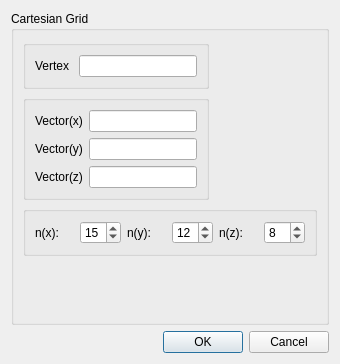
Above: src/HEXABLOCKGUI/MakeCartesian_QTD.ui from SalomePlatform/hexablock before the change. Below: the same form after it.
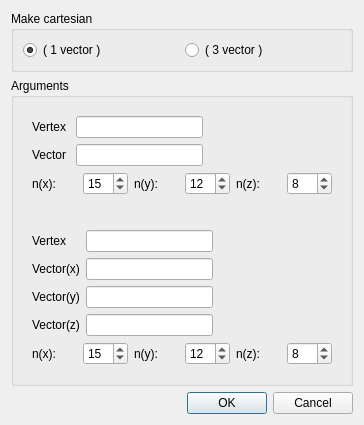
That is the form after the change.

The edit to the form file:
```diff
--- a/src/HEXABLOCKGUI/MakeCartesian_QTD.ui
+++ b/src/HEXABLOCKGUI/MakeCartesian_QTD.ui
@@ -6,37 +6,162 @@
    <rect>
     <x>0</x>
     <y>0</y>
-    <width>340</width>
-    <height>364</height>
+    <width>364</width>
+    <height>425</height>
    </rect>
   </property>
   <property name="windowTitle">
    <string>Dialog</string>
   </property>
-  <layout class="QVBoxLayout" name="verticalLayout_3">
-   <item>
-    <widget class="QGroupBox" name="groupBox">
-     <property name="title">
-      <string>Cartesian Grid</string>
-     </property>
-     <layout class="QGridLayout" name="gridLayout">
-      <item row="0" column="0">
-       <widget class="QGroupBox" name="groupBox_4">
-        <property name="title">
-         <string/>
-        </property>
         <layout class="QVBoxLayout" name="verticalLayout_2">
          <item>
+    <widget class="QGroupBox" name="groupBox_6">
+     <property name="sizePolicy">
+      <sizepolicy hsizetype="Preferred" vsizetype="Fixed">
+       <horstretch>0</horstretch>
+       <verstretch>0</verstretch>
+      </sizepolicy>
+     </property>
+     <property name="title">
+      <string>Make cartesian</string>
+     </property>
+     <layout class="QHBoxLayout" name="horizontalLayout_7">
+      <item>
+       <widget class="QRadioButton" name="rb0">
+        <property name="sizePolicy">
+         <sizepolicy hsizetype="Expanding" vsizetype="Fixed">
+          <horstretch>0</horstretch>
+          <verstretch>0</verstretch>
+         </sizepolicy>
+        </property>
+        <property name="text">
+         <string>( 1 vector )</string>
+        </property>
+        <property name="checked">
+         <bool>true</bool>
+        </property>
+       </widget>
+      </item>
+      <item>
+       <widget class="QRadioButton" name="rb1">
+        <property name="sizePolicy">
+         <sizepolicy hsizetype="Expanding" vsizetype="Fixed">
+          <horstretch>0</horstretch>
+          <verstretch>0</verstretch>
+         </sizepolicy>
+        </property>
+        <property name="text">
+         <string>( 3 vector )</string>
+        </property>
+       </widget>
+      </item>
+     </layout>
+    </widget>
+   </item>
+   <item>
+    <widget class="QGroupBox" name="groupBox">
+     <property name="title">
+      <string>Arguments</string>
+     </property>
+     <layout class="QVBoxLayout" name="verticalLayout">
+      <item>
+       <widget class="QWidget" name="widget_3" native="true">
+        <layout class="QFormLayout" name="formLayout">
+         <item row="0" column="0">
+          <widget class="QLabel" name="label_8">
+           <property name="text">
+            <string>Vertex </string>
+           </property>
+          </widget>
+         </item>
+         <item row="0" column="1">
+          <widget class="QLineEdit" name="vex_le_rb0">
+           <property name="maximumSize">
+            <size>
+             <width>127</width>
+             <height>16777215</height>
+            </size>
+           </property>
+          </widget>
+         </item>
+         <item row="1" column="0">
+          <widget class="QLabel" name="label_9">
+           <property name="text">
+            <string>Vector</string>
+           </property>
+          </widget>
+         </item>
+         <item row="1" column="1">
+          <widget class="QLineEdit" name="vec_le_rb0">
+           <property name="maximumSize">
+            <size>
+             <width>127</width>
+             <height>16777215</height>
+            </size>
+           </property>
+          </widget>
+         </item>
+         <item row="2" column="0" colspan="2">
           <layout class="QHBoxLayout" name="horizontalLayout">
            <item>
+            <widget class="QLabel" name="label_12">
+             <property name="text">
+              <string>n(x):</string>
+             </property>
+            </widget>
+           </item>
+           <item>
+            <widget class="QSpinBox" name="nx_spb_rb0">
+             <property name="value">
+              <number>15</number>
+             </property>
+            </widget>
+           </item>
+           <item>
+            <widget class="QLabel" name="label_13">
+             <property name="text">
+              <string>n(y):</string>
+             </property>
+            </widget>
+           </item>
+           <item>
+            <widget class="QSpinBox" name="ny_spb_rb0">
+             <property name="value">
+              <number>12</number>
+             </property>
+            </widget>
+           </item>
+           <item>
+            <widget class="QLabel" name="label_14">
+             <property name="text">
+              <string>n(z):</string>
+             </property>
+            </widget>
+           </item>
+           <item>
+            <widget class="QSpinBox" name="nz_spb_rb0">
+             <property name="value">
+              <number>8</number>
+             </property>
+            </widget>
+           </item>
+          </layout>
+         </item>
+        </layout>
+       </widget>
+      </item>
+      <item>
+       <widget class="QWidget" name="widget_2" native="true">
+        <layout class="QFormLayout" name="formLayout_2">
+         <item row="0" column="0">
             <widget class="QLabel" name="label">
              <property name="text">
               <string>Vertex </string>
              </property>
             </widget>
            </item>
-           <item>
-            <widget class="QLineEdit" name="pt_le">
+         <item row="0" column="1">
+          <widget class="QLineEdit" name="vex_le_rb1">
              <property name="maximumSize">
               <size>
                <width>127</width>
@@ -45,41 +170,15 @@
              </property>
             </widget>
            </item>
-          </layout>
-         </item>
-        </layout>
-       </widget>
-      </item>
-      <item row="0" column="1">
-       <spacer name="horizontalSpacer">
-        <property name="orientation">
-         <enum>Qt::Horizontal</enum>
-        </property>
-        <property name="sizeHint" stdset="0">
-         <size>
-          <width>72</width>
-          <height>20</height>
-         </size>
-        </property>
-       </spacer>
-      </item>
       <item row="1" column="0">
-       <widget class="QGroupBox" name="groupBox_3">
-        <property name="title">
-         <string/>
-        </property>
-        <layout class="QVBoxLayout" name="verticalLayout">
-         <item>
-          <layout class="QHBoxLayout" name="horizontalLayout_2">
-           <item>
             <widget class="QLabel" name="label_2">
              <property name="text">
               <string>Vector(x)</string>
              </property>
             </widget>
            </item>
-           <item>
-            <widget class="QLineEdit" name="vec_x_le">
+         <item row="1" column="1">
+          <widget class="QLineEdit" name="vec_x_le_rb1">
              <property name="maximumSize">
               <size>
                <width>127</width>
@@ -88,19 +187,15 @@
              </property>
             </widget>
            </item>
-          </layout>
-         </item>
-         <item>
-          <layout class="QHBoxLayout" name="horizontalLayout_3">
-           <item>
+         <item row="2" column="0">
             <widget class="QLabel" name="label_3">
              <property name="text">
               <string>Vector(y)</string>
              </property>
             </widget>
            </item>
-           <item>
-            <widget class="QLineEdit" name="vec_y_le">
+         <item row="2" column="1">
+          <widget class="QLineEdit" name="vec_y_le_rb1">
              <property name="maximumSize">
               <size>
                <width>127</width>
@@ -109,19 +204,15 @@
              </property>
             </widget>
            </item>
-          </layout>
-         </item>
-         <item>
-          <layout class="QHBoxLayout" name="horizontalLayout_4">
-           <item>
+         <item row="3" column="0">
             <widget class="QLabel" name="label_4">
              <property name="text">
               <string>Vector(z)</string>
              </property>
             </widget>
            </item>
-           <item>
-            <widget class="QLineEdit" name="vec_z_le">
+         <item row="3" column="1">
+          <widget class="QLineEdit" name="vec_z_le_rb1">
              <property name="maximumSize">
               <size>
                <width>127</width>
@@ -130,30 +221,8 @@
              </property>
             </widget>
            </item>
-          </layout>
-         </item>
-        </layout>
-       </widget>
-      </item>
-      <item row="1" column="1">
-       <spacer name="horizontalSpacer_2">
-        <property name="orientation">
-         <enum>Qt::Horizontal</enum>
-        </property>
-        <property name="sizeHint" stdset="0">
-         <size>
-          <width>72</width>
-          <height>20</height>
-         </size>
-        </property>
-       </spacer>
-      </item>
-      <item row="2" column="0" colspan="2">
-       <widget class="QGroupBox" name="groupBox_2">
-        <property name="title">
-         <string/>
-        </property>
-        <layout class="QHBoxLayout" name="horizontalLayout_5">
+         <item row="4" column="0" colspan="2">
+          <layout class="QHBoxLayout" name="horizontalLayout_2">
          <item>
           <widget class="QLabel" name="label_5">
            <property name="text">
@@ -162,7 +231,7 @@
           </widget>
          </item>
          <item>
-          <widget class="QSpinBox" name="nx_spb">
+            <widget class="QSpinBox" name="nx_spb_rb1">
            <property name="value">
             <number>15</number>
            </property>
@@ -176,7 +245,7 @@
           </widget>
          </item>
          <item>
-          <widget class="QSpinBox" name="ny_spb">
+            <widget class="QSpinBox" name="ny_spb_rb1">
            <property name="value">
             <number>12</number>
            </property>
@@ -190,27 +259,16 @@
           </widget>
          </item>
          <item>
-          <widget class="QSpinBox" name="nz_spb">
+            <widget class="QSpinBox" name="nz_spb_rb1">
            <property name="value">
             <number>8</number>
            </property>
           </widget>
          </item>
         </layout>
-       </widget>
-      </item>
-      <item row="3" column="0">
-       <spacer name="verticalSpacer">
-        <property name="orientation">
-         <enum>Qt::Vertical</enum>
-        </property>
-        <property name="sizeHint" stdset="0">
-         <size>
-          <width>20</width>
-          <height>45</height>
-         </size>
-        </property>
-       </spacer>
+         </item>
+        </layout>
+       </widget>
       </item>
      </layout>
     </widget>
```
Left out of the diff: 72 changed lines with no effect on the pictures. Lines whose indentation alone changed are shown as unchanged.
